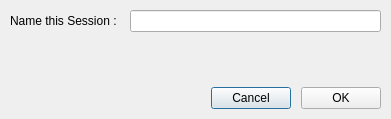
Before: the Qt Designer form app/start/sessionsavedialog.ui in rahmanshaber/corebox, drawn with Qt 5.
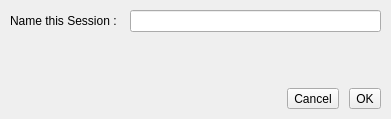
After: the same form once the commit is applied.

```diff
--- a/app/start/sessionsavedialog.ui
+++ b/app/start/sessionsavedialog.ui
@@ -125,14 +125,14 @@
       </spacer>
      </item>
      <item>
-      <widget class="QPushButton" name="cancel">
+      <widget class="QToolButton" name="cancel">
        <property name="text">
         <string>Cancel</string>
        </property>
       </widget>
      </item>
      <item>
-      <widget class="QPushButton" name="ok">
+      <widget class="QToolButton" name="ok">
        <property name="text">
         <string>OK</string>
        </property>
```
